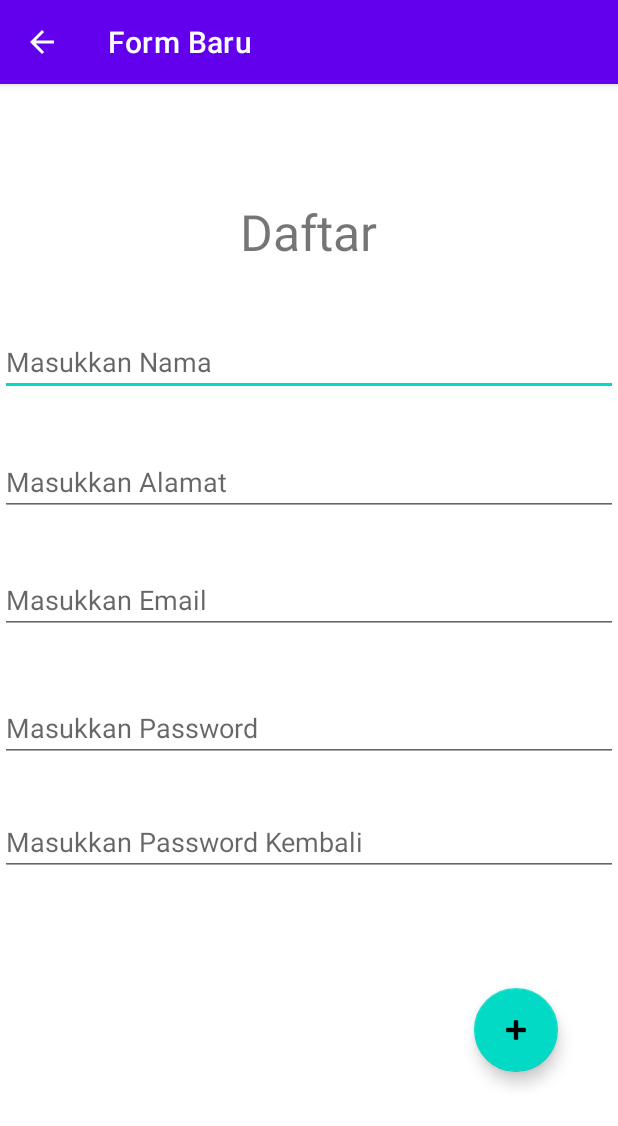
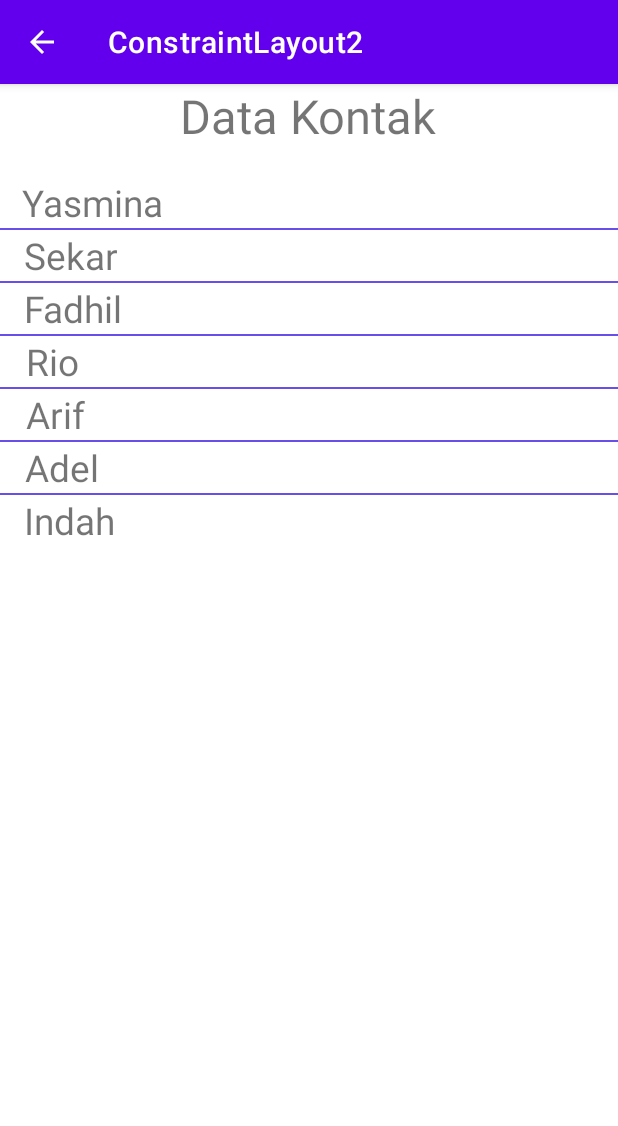
Before and after one commit to asthey/ConstraintLayout2, an Android app: the screen it shows after launch (Formbaru before the commit, Home_Activity after it), in the options menu, after a tap on "Pendaftaran", on a phone screen of 412 x 824 dp. Shown: the top 1126 px of the screen. Run offline under Robolectric (Android 15) with nearby library versions, the phone set to English and light mode, and no system bars.

Commit message:
Act5_20190140024

```diff
--- /dev/null
+++ b/app/src/main/java/com/example/constraintlayout2/ClassNama.java
@@ -0,0 +1,17 @@
+package com.example.constraintlayout2;
+
+public class ClassNama {
+    private String Nama;
+
+    //inisialisasi objek
+    public ClassNama(String nama)
+    {
+        this.Nama = nama;
+    }
+
+    //Membuat method getName untuk mengegmbalikan nilai ke variabel Nama
+    public String getNama()
+    {
+        return this.Nama;
+    }
+}
--- /dev/null
+++ b/app/src/main/java/com/example/constraintlayout2/Home_Activity.java
@@ -0,0 +1,68 @@
+package com.example.constraintlayout2;
+
+import androidx.appcompat.app.AppCompatActivity;
+
+import android.content.Intent;
+import android.os.Bundle;
+import android.view.MenuItem;
+import android.view.View;
+import android.widget.AdapterView;
+import android.widget.ListView;
+import android.widget.PopupMenu;
+import android.widget.Toast;
+
+import java.util.ArrayList;
+
+public class Home_Activity extends AppCompatActivity implements PopupMenu.OnMenuItemClickListener{
+
+    private ListView list;
+    private ListViewAdapter adapter;
+    String[] listNama;
+    public static ArrayList<ClassNama> classNamaArrayList =  new ArrayList<ClassNama>();
+    Bundle bundle = new Bundle();
+    Intent intent;
+
+    @Override
+    protected void onCreate(Bundle savedInstanceState) {
+        super.onCreate(savedInstanceState);
+        setContentView(R.layout.activity_home_);
+
+        listNama = new String[] {"Yasmina", "Sekar", "Fadhil", "Rio", "Arif", "Adel", "Indah"};
+        list = findViewById(R.id.listKontak);
+
+        classNamaArrayList = new ArrayList<>();
+        for (int i = 0; i < listNama.length; i++)
+        {
+            ClassNama classNama = new ClassNama(listNama[i]);
+            classNamaArrayList.add(classNama);
+        }
+
+        adapter = new ListViewAdapter(this);
+        list.setAdapter(adapter);
+        list.setOnItemClickListener(new AdapterView.OnItemClickListener() {
+            @Override
+            public void onItemClick(AdapterView<?> parent, View view, int position, long id) {
+                String nama = classNamaArrayList.get(position).getNama();
+                bundle.putString("a",nama.trim());
+                PopupMenu pm = new PopupMenu(getApplicationContext(), view);
+                pm.setOnMenuItemClickListener(Home_Activity.this);
+                pm.inflate(R.menu.popup_menu);
+                pm.show();
+            }
+        });
+    }
+    public boolean onMenuItemClick (MenuItem menuItem) {
+        switch (menuItem.getItemId())
+        {
+            case R.id.mnview:
+                intent = new Intent(getApplicationContext(),ActivityLihatData.class);
+                intent.putExtras(bundle);
+                startActivity(intent);
+                break;
+            case  R.id.mnedit:
+                Toast.makeText(getApplicationContext(),"Ini untuk edit kontak", Toast.LENGTH_LONG).show();
+                break;
+        }
+        return false;
+    }
+}
--- /dev/null
+++ b/app/src/main/java/com/example/constraintlayout2/ListViewAdapter.java
@@ -0,0 +1,74 @@
+package com.example.constraintlayout2;
+
+import android.content.Context;
+import android.view.LayoutInflater;
+import android.view.View;
+import android.view.ViewGroup;
+import android.widget.BaseAdapter;
+import android.widget.TextView;
+
+import java.util.ArrayList;
+
+public class ListViewAdapter extends BaseAdapter {
+    //Deklarasi variabel dengan jenis data context
+    Context mContext;
+    //Deklarasi variabel dengan jenis data Layout inflater
+    LayoutInflater inflater;
+    //Deklarasi variabel dengan jenis data arrayList
+    private ArrayList<ClassNama> arrayList;
+
+    @Override
+    public int getCount() {
+        return Home_Activity.classNamaArrayList.size();
+    }
+
+    @Override
+    public Object getItem(int i) {
+        return Home_Activity.classNamaArrayList.get(i);
+    }
+
+    @Override
+    public long getItemId(int i) {
+        return i;
+    }
+
+    @Override
+    public View getView(int i, View view, ViewGroup viewGroup) {
+        final ViewHolder holder;
+
+        if (view == null) {
+            holder = new ViewHolder();
+
+            view = inflater.inflate(R.layout.item_listview, null);
+
+            holder.name = (TextView) view.findViewById(R.id.tvnama_item);
+
+            view.setTag(holder);
+        }else {
+            holder = (ViewHolder) view.getTag();
+        }
+        holder.name.setText(Home_Activity.classNamaArrayList.get(i).getNama());
+
+        return view;
+    }
+
+    //Membuat konstruktor Listviewadapter
+    public ListViewAdapter(Context context) {
+        //Memberi nilai mContext dengan context
+        mContext = context;
+
+        //Mengatur Layoutinflater dari context yang diberikan
+        inflater = LayoutInflater.from(mContext);
+
+        //Memberikan nilai arrayList dari class ClassNama
+        this.arrayList = new ArrayList<ClassNama>();
+
+        //Menambahkan semua elemen ke arraylist
+        this.arrayList.addAll(Home_Activity.classNamaArrayList);
+    }
+
+    public class ViewHolder {
+        //mendeklarasikan  variabel dengan jenis TextView
+        TextView name;
+    }
+}
--- a/app/src/main/java/com/example/constraintlayout2/MainActivity.java
+++ b/app/src/main/java/com/example/constraintlayout2/MainActivity.java
@@ -82,7 +82,7 @@ public class MainActivity extends AppCompatActivity {
     public boolean onOptionsItemSelected(@NonNull MenuItem item) {
         if (item.getItemId() == R.id.mnDaftar)
         {
-            Intent i = new Intent(getApplicationContext(), Formbaru.class);
+            Intent i = new Intent(getApplicationContext(), Home_Activity.class);
             startActivity(i);
         }
         return super.onOptionsItemSelected(item);
--- /dev/null
+++ b/app/src/main/res/layout/activity_home_.xml
@@ -0,0 +1,26 @@
+<?xml version="1.0" encoding="utf-8"?>
+<LinearLayout xmlns:android="http://schemas.android.com/apk/res/android"
+    xmlns:app="http://schemas.android.com/apk/res-auto"
+    xmlns:tools="http://schemas.android.com/tools"
+    android:layout_width="match_parent"
+    android:layout_height="match_parent"
+    android:orientation="vertical"
+    tools:context=".Home_Activity">
+
+    <TextView
+        android:id="@+id/textView6"
+        android:layout_width="wrap_content"
+        android:layout_height="wrap_content"
+        android:text="@string/datakontak"
+        android:layout_gravity="center_horizontal"
+        android:textSize="14pt"/>
+
+    <ListView
+        android:layout_marginTop="20dp"
+        android:id="@+id/listKontak"
+        android:layout_width="match_parent"
+        android:layout_height="wrap_content"
+        android:divider="@color/devider"
+        android:dividerHeight="1dp"/>
+
+</LinearLayout>
--- /dev/null
+++ b/app/src/main/res/layout/item_listview.xml
@@ -0,0 +1,20 @@
+<?xml version="1.0" encoding="utf-8"?>
+<androidx.constraintlayout.widget.ConstraintLayout xmlns:android="http://schemas.android.com/apk/res/android"
+    xmlns:app="http://schemas.android.com/apk/res-auto"
+    xmlns:tools="http://schemas.android.com/tools"
+    android:layout_width="match_parent"
+    android:layout_height="match_parent" >
+
+    <TextView
+        android:id="@+id/tvnama_item"
+        android:layout_width="wrap_content"
+        android:layout_height="wrap_content"
+        android:text="@string/namaitem"
+        android:textSize="11pt"
+        app:layout_constraintBottom_toBottomOf="parent"
+        app:layout_constraintEnd_toEndOf="parent"
+        app:layout_constraintHorizontal_bias="0.046"
+        app:layout_constraintStart_toStartOf="parent"
+        app:layout_constraintTop_toTopOf="parent"
+        app:layout_constraintVertical_bias="0.046"/>
+</androidx.constraintlayout.widget.ConstraintLayout>
--- /dev/null
+++ b/app/src/main/res/menu/popup_menu.xml
@@ -0,0 +1,5 @@
+<?xml version="1.0" encoding="utf-8"?>
+<menu xmlns:android="http://schemas.android.com/apk/res/android">
+    <item android:id="@+id/mnview" android:title="@string/lihatdata" />
+    <item android:id="@+id/mnedit" android:title="@string/editdata"/>
+</menu>
--- a/app/src/main/res/values/colors.xml
+++ b/app/src/main/res/values/colors.xml
@@ -7,4 +7,5 @@
     <color name="teal_700">#FF018786</color>
     <color name="black">#FF000000</color>
     <color name="white">#FFFFFFFF</color>
+    <color name="devider">#694FEA</color>
 </resources>
--- a/app/src/main/res/values/strings.xml
+++ b/app/src/main/res/values/strings.xml
@@ -17,4 +17,11 @@
     <string name="epass">Masukkan Password</string>
     <string name="erepass">Masukkan Password Kembali</string>
     <string name="ealamat">Masukkan Alamat</string>
+    <string name="lihatdata">Lihat Data</string>
+    <string name="editdata">Edit Data</string>
+    <string name="datakontak">Data Kontak</string>
+    <string name="namaitem">Nama Item</string>
+    <string name="detailkontak">Detail Kontak</string>
+    <string name="nama">Nama</string>
+    <string name="notel">Nomor Telpon</string>
 </resources>
```
Also changed, not shown: app/src/main/AndroidManifest.xml (+9 -2 lines), app/src/main/java/com/example/constraintlayout2/ActivityLihatData.java (added, +55 -0 lines), app/src/main/res/layout/activity_lihat_data.xml (added, +75 -0 lines).
